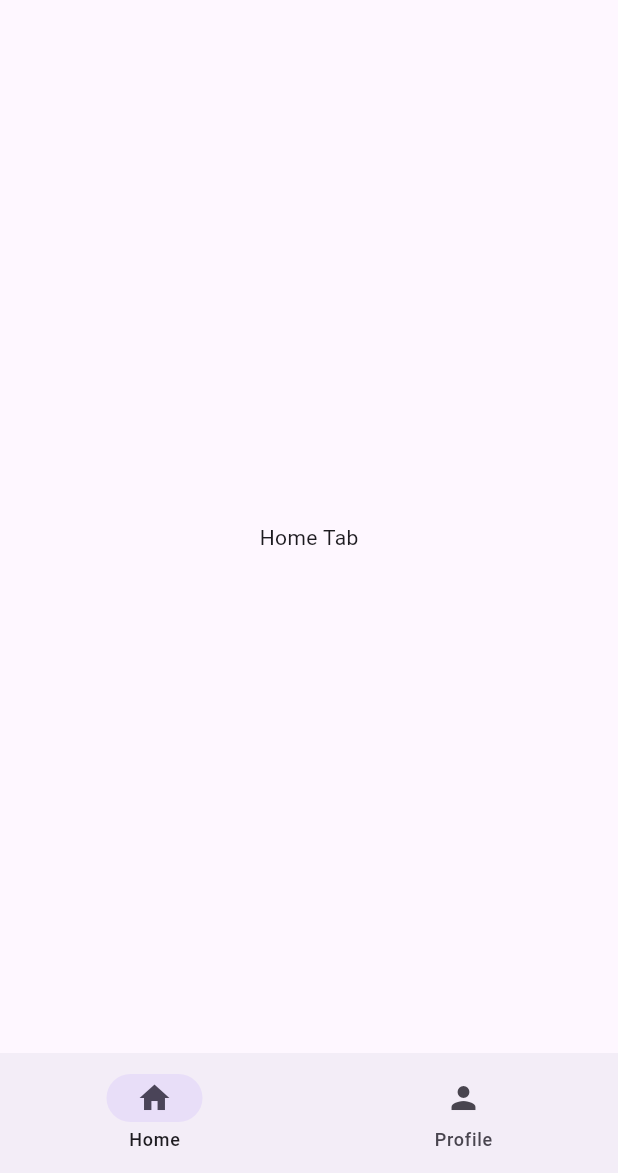
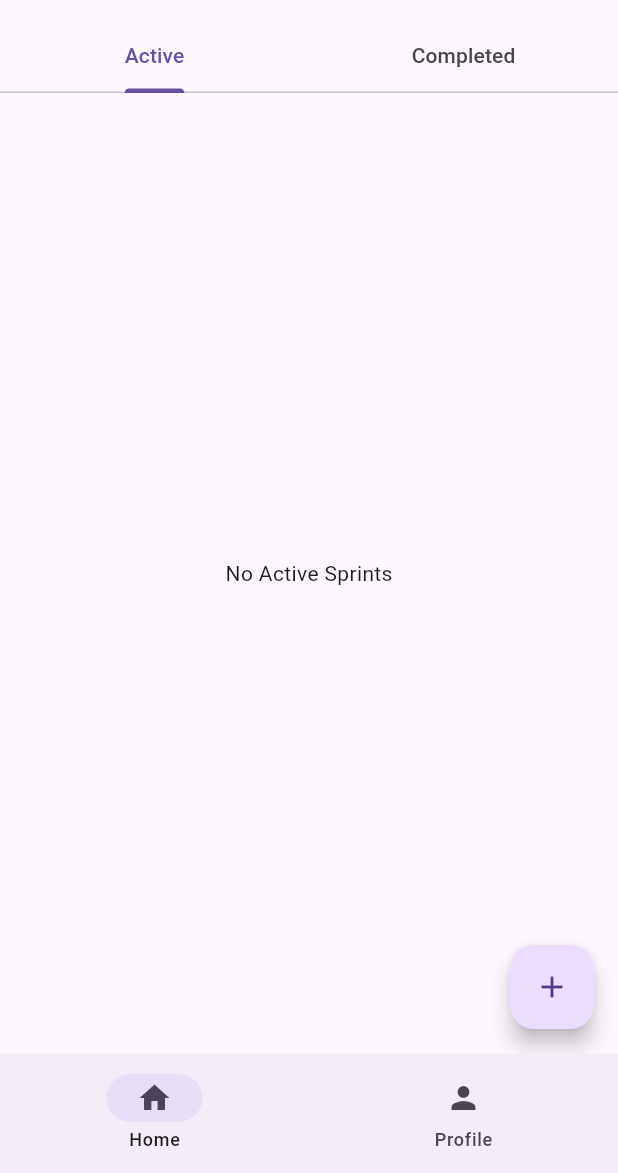
Before and after one commit to Coding-faizan/jira_clone, a Flutter app: the MainDashboard screen opened by its route, on a phone screen of 412 x 824 dp, the part 63-1236 px from its top. Run offline on Flutter 3.47's test engine with Material 3 defaults, Android fonts, the phone set to English and light mode, and no system bars; our stand-ins replace flutter_riverpod, go_router, sqflite; accounts and stored records are empty.

Commit message:
sprint (incomplete)

```diff
--- a/lib/src/common_widgets/main_dashboard.dart
+++ b/lib/src/common_widgets/main_dashboard.dart
@@ -1,5 +1,6 @@
 import 'package:flutter/material.dart';
 import 'package:jira_clone/src/features/profile/presentation/profile_screen.dart';
+import 'package:jira_clone/src/features/sprint/presentation/home_tab.dart';
 
 class MainDashboard extends StatefulWidget {
   const MainDashboard({super.key});
@@ -11,7 +12,7 @@ class MainDashboard extends StatefulWidget {
 class _MainDashboardState extends State<MainDashboard> {
   int currentIndex = 0;
 
-  final tabs = [Center(child: Text('Home Tab')), ProfileScreen()];
+  final tabs = [HomeTab(), ProfileScreen()];
 
   @override
   Widget build(BuildContext context) {
--- a/lib/src/core/service/database_service.dart
+++ b/lib/src/core/service/database_service.dart
@@ -1,7 +1,7 @@
 import 'package:flutter/material.dart';
 import 'package:flutter_riverpod/flutter_riverpod.dart';
 import 'package:jira_clone/src/features/profile/domain/engineer.dart';
-import 'package:jira_clone/src/domain/sprint.dart';
+import 'package:jira_clone/src/features/sprint/domain/sprint.dart';
 import 'package:jira_clone/src/domain/ticket.dart';
 import 'package:jira_clone/src/features/auth/domain/admin.dart';
 import 'package:path_provider/path_provider.dart';
--- a/lib/src/features/auth/presentation/providers/auth_state_controller.dart
+++ b/lib/src/features/auth/presentation/providers/auth_state_controller.dart
@@ -13,7 +13,6 @@ class AuthStateController extends AsyncNotifier<int?> {
 
     state = AsyncValue.loading();
     state = await AsyncValue.guard(() => authRepository.login(email, password));
-    debugPrint('Logged in with admin ID: ${state.value}');
   }
 
   void logout() {
--- a/lib/src/features/profile/presentation/widgets/engineer_detail_dialog.dart
+++ b/lib/src/features/profile/presentation/widgets/engineer_detail_dialog.dart
@@ -65,6 +65,7 @@ class _EngineerDetailDialogState extends ConsumerState<EngineerDetailDialog> {
             ),
             gapH8,
             if (ref.watch(developers).length < 4)
+              //todo: make them reusable
               ListTile(
                 horizontalTitleGap: 0,
                 title: const Text('Developer'),
@@ -98,6 +99,7 @@ class _EngineerDetailDialogState extends ConsumerState<EngineerDetailDialog> {
       actions: [
         TextButton(
           onPressed: () async {
+            //todo: refactor this
             Engineer? newEngineer = widget.engineer;
             if (isNewEngineer) {
               final adminId = ref
--- /dev/null
+++ b/lib/src/features/sprint/presentation/active_tab.dart
@@ -0,0 +1,36 @@
+import 'package:flutter/material.dart';
+import 'package:flutter_riverpod/flutter_riverpod.dart';
+import 'package:jira_clone/src/features/sprint/presentation/providers/get_sprints.dart';
+import 'package:jira_clone/src/features/sprint/presentation/sprint_detail_dialog.dart';
+
+class ActiveSprintsTab extends ConsumerWidget {
+  const ActiveSprintsTab({super.key});
+
+  @override
+  Widget build(BuildContext context, WidgetRef ref) {
+    final activeSprints = ref.watch(activeSprintsProvider);
+    return Scaffold(
+      body: activeSprints.isEmpty
+          ? Center(child: Text('No Active Sprints'))
+          : ListView.builder(
+              itemCount: activeSprints.length,
+              itemBuilder: (context, index) {
+                final sprint = activeSprints[index];
+                return ListTile(
+                  title: Text(sprint.title),
+                  subtitle: Text('Status: ${sprint.status}'),
+                );
+              },
+            ),
+      floatingActionButton: FloatingActionButton(
+        onPressed: () => showDialog(
+          context: context,
+          builder: (context) {
+            return SprintDetailDialog();
+          },
+        ),
+        child: Icon(Icons.add),
+      ),
+    );
+  }
+}
--- /dev/null
+++ b/lib/src/features/sprint/presentation/home_tab.dart
@@ -0,0 +1,44 @@
+import 'package:flutter/material.dart';
+import 'package:flutter_riverpod/flutter_riverpod.dart';
+import 'package:jira_clone/src/features/sprint/presentation/active_tab.dart';
+import 'package:jira_clone/src/features/sprint/presentation/providers/get_sprints.dart';
+
+class HomeTab extends ConsumerWidget {
+  const HomeTab({super.key});
+
+  @override
+  Widget build(BuildContext context, WidgetRef ref) {
+    final sprintsAsyncValue = ref.watch(getSprintsProvider);
+    return sprintsAsyncValue.when(
+      data: (sprints) {
+        return DefaultTabController(
+          length: 2,
+          child: Column(
+            children: [
+              TabBar(
+                tabs: [
+                  Tab(text: 'Active'),
+                  Tab(text: 'Completed'),
+                ],
+              ),
+              Expanded(
+                child: TabBarView(
+                  children: [
+                    ActiveSprintsTab(),
+                    Center(child: Text('Content for Completed Tab')),
+                  ],
+                ),
+              ),
+            ],
+          ),
+        );
+      },
+      error: (Object error, StackTrace stackTrace) {
+        return Center(child: Text('Error: $error'));
+      },
+      loading: () {
+        return Center(child: CircularProgressIndicator());
+      },
+    );
+  }
+}
--- /dev/null
+++ b/lib/src/features/sprint/presentation/providers/get_sprints.dart
@@ -0,0 +1,26 @@
+import 'package:flutter_riverpod/flutter_riverpod.dart';
+import 'package:jira_clone/src/features/auth/presentation/providers/auth_state_controller.dart';
+import 'package:jira_clone/src/features/sprint/data/sprint_repository.dart';
+import 'package:jira_clone/src/features/sprint/domain/sprint.dart';
+
+final getSprintsProvider = FutureProvider<List<Sprint>>((ref) async {
+  final sprintService = ref.watch(sprintRepositoryProvider);
+  final adminId = ref.watch(authStateControllerProvider).asData?.value ?? 1;
+  return sprintService.getSprints(adminId);
+});
+
+final activeSprintsProvider = Provider<List<Sprint>>((ref) {
+  final sprints = ref.watch(getSprintsProvider).asData?.value ?? [];
+  final activeSprints = sprints
+      .where((sprint) => sprint.status == 'active')
+      .toList();
+  return activeSprints;
+});
+
+final completedSprintsProvider = Provider<List<Sprint>>((ref) {
+  final sprints = ref.watch(getSprintsProvider).asData?.value ?? [];
+  final completedSprints = sprints
+      .where((sprint) => sprint.status == 'completed')
+      .toList();
+  return completedSprints;
+});
--- a/lib/src/routing/app_router.dart
+++ b/lib/src/routing/app_router.dart
@@ -1,6 +1,5 @@
 import 'package:flutter_riverpod/flutter_riverpod.dart';
 import 'package:go_router/go_router.dart';
-import 'package:jira_clone/main.dart';
 import 'package:jira_clone/src/common_widgets/main_dashboard.dart';
 import 'package:jira_clone/src/features/auth/presentation/screens/forgot_password_screen.dart';
 import 'package:jira_clone/src/features/auth/presentation/screens/login_screen.dart';
@@ -12,12 +11,6 @@ final goRouterProvider = Provider<GoRouter>((ref) {
   return GoRouter(
     initialLocation: AppRoute.login,
     routes: [
-      GoRoute(
-        path: AppRoute.home,
-        builder: (context, state) {
-          return const HomeScreen();
-        },
-      ),
       GoRoute(
         path: AppRoute.login,
         builder: (context, state) {
```
Also changed, not shown: lib/main.dart (+0 -20 lines), lib/src/domain/sprint.dart (deleted, +0 -24 lines), lib/src/features/sprint/data/sprint_data_source.dart (added, +45 -0 lines), lib/src/features/sprint/data/sprint_repository.dart (added, +31 -0 lines), lib/src/features/sprint/domain/sprint.dart (added, +60 -0 lines), lib/src/features/sprint/presentation/sprint_detail_dialog.dart (added, +71 -0 lines).
